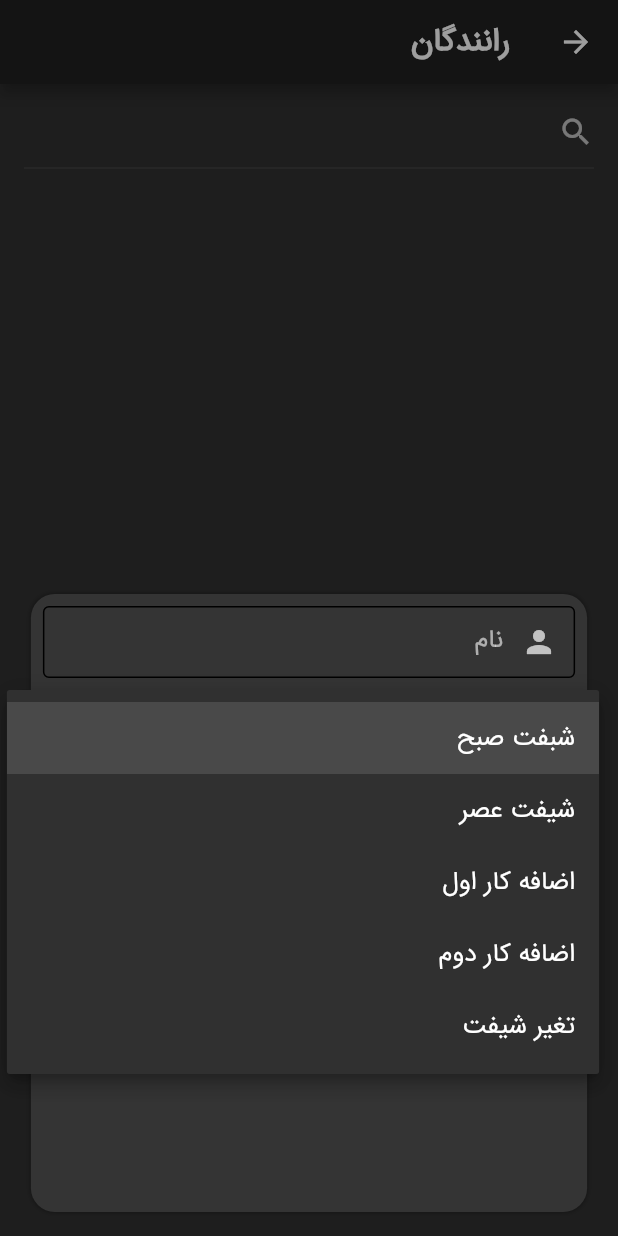
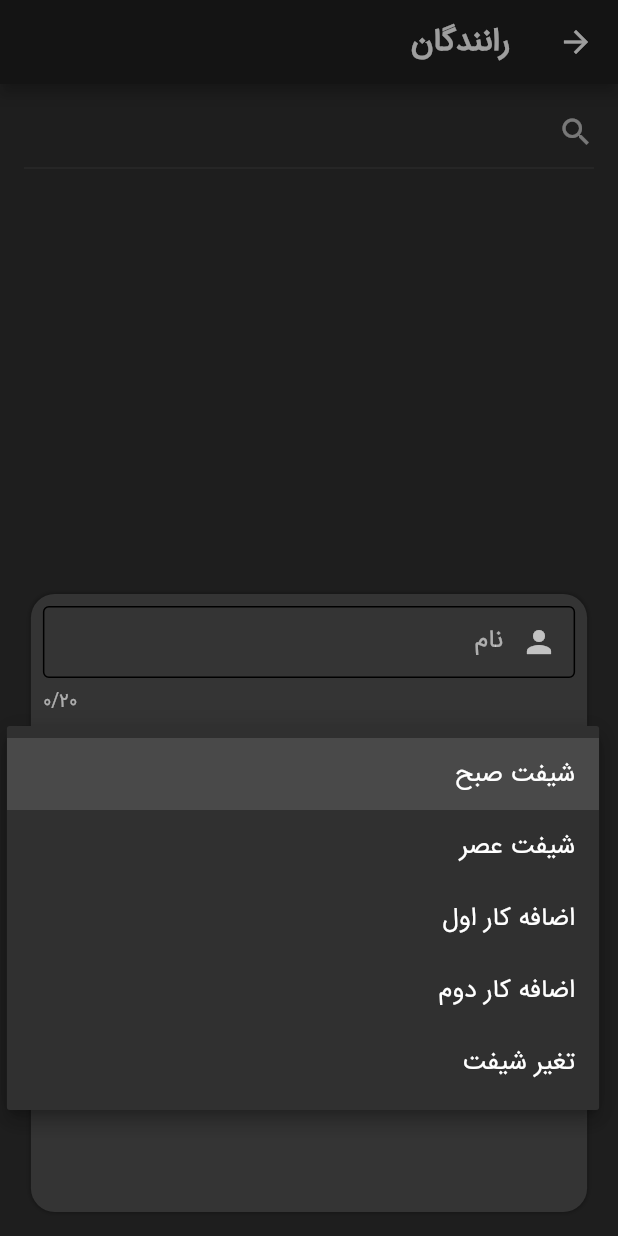
Before and after one commit to mrYasinHamidi/Bus-Information, a Flutter app: the DriverChooser screen opened directly, after a tap on the "add" icon, after a tap on "شیفت کاری", on a phone screen of 412 x 824 dp. Run offline on Flutter 3.47's test engine with Material 2 defaults, Android fonts, the phone set to English and light mode, and no system bars; our stand-ins replace backdrop, bloc, equatable, flutter_bloc, flutter_slidable, hive and 4 more; accounts and stored records are empty.

Commit message:
handle lanscape creator dialog

```diff
--- a/lib/application/pages/driver_chooser.dart
+++ b/lib/application/pages/driver_chooser.dart
@@ -161,6 +161,7 @@ class _DriverChooserState extends State<DriverChooser> {
               ),
             ],
           ),
-    );
+        ) ??
+        false;
   }
 }
--- a/lib/application/pages/prop_list_page.dart
+++ b/lib/application/pages/prop_list_page.dart
@@ -82,7 +82,7 @@ class PropListPage extends StatelessWidget {
 
     var child = state.filteredList.isEmpty
         ? emptyWiew(size: MediaQuery.of(context).size)
-        : propListView(props: state.filteredList..reSort(), onDismissItem: (p0) {});
+        : propListView(props: state.filteredList..reSort(), onDismissItem: (Prop prop) => delete(context, prop));
 
     return child;
   }
--- a/lib/application/widgets/create_dialog.dart
+++ b/lib/application/widgets/create_dialog.dart
@@ -31,9 +31,11 @@ class _CreatorDialogState extends State<CreatorDialog> {
 
   bool _isOpen = false;
 
-  double get _width => _isOpen ? size.width * 0.9 : 50;
+  bool get _isVertical => MediaQuery.of(context).orientation == Orientation.portrait;
 
-  double get _height => _isOpen ? size.height * .5 : 50;
+  double get _width => _isOpen ? size.width * (_isVertical ? 0.9 : 0.8) : 50;
+
+  double get _height => _isOpen ? size.height * (_isVertical ? 0.5 : 0.75) : 50;
 
   Color get _color => context.read<ThemeCubit>().state.createDialog;
 
@@ -81,11 +83,11 @@ class _CreatorDialogState extends State<CreatorDialog> {
             ignoring: !_isOpen,
             child: GestureDetector(
                 onTap: _close,
-                child: AnimatedContainer(
+                child: Container(
                   width: size.width,
                   height: size.height,
                   color: _backgroundColor,
-                  duration: _duration,
+                  // duration: _duration,
                 )),
           ),
           Align(
--- a/lib/application/widgets/driver_preview.dart
+++ b/lib/application/widgets/driver_preview.dart
@@ -69,6 +69,7 @@ class DriverPreviewer extends StatelessWidget {
             Text(
               driver?.name ?? '',
               style: const TextStyle(fontSize: 24),
+              textAlign: TextAlign.center,
             ),
           ],
         ),
--- a/lib/application/widgets/form/add_driver_form.dart
+++ b/lib/application/widgets/form/add_driver_form.dart
@@ -24,7 +24,6 @@ class AddDriverForm extends StatefulWidget {
 
 class _AddDriverFormState extends State<AddDriverForm> {
   GlobalKey<FormState> globalKey = GlobalKey<FormState>();
-  late Size size;
 
   late String name;
   DriverStatus status = DriverStatus.active;
@@ -43,8 +42,8 @@ class _AddDriverFormState extends State<AddDriverForm> {
 
   @override
   Widget build(BuildContext context) {
-    size = MediaQuery.of(context).size;
-    return Column(
+    return SingleChildScrollView(
+      child: Column(
         children: [
           PageTransitionSwitcher(
             duration: const Duration(milliseconds: 300),
@@ -65,19 +64,20 @@ class _AddDriverFormState extends State<AddDriverForm> {
             child: _show ? _form : const SizedBox(),
           ),
         ],
+      ),
     );
   }
 
   Form get _form {
     return Form(
       key: globalKey,
-      child: SingleChildScrollView(
       child: Column(
         children: [
           Padding(
             padding: const EdgeInsets.all(8),
             child: CustomInputField(
               label: S.of(context).name,
+              maxLength: 20,
               validator: _personNameValidator,
               onChange: _onPersonNameChange,
             ),
@@ -108,7 +108,6 @@ class _AddDriverFormState extends State<AddDriverForm> {
             ),
           ),
         ],
-        ),
       ),
     );
   }
--- a/lib/l10n/intl_fa.arb
+++ b/lib/l10n/intl_fa.arb
@@ -7,7 +7,7 @@
   "busStatus": "وضعیت اتوبوس",
   "driver": "راننده",
   "bus": "اتوبوس",
-  "alternativeDriver": "راننده جایگزین",
+  "alternativeDriver": "جایگزین",
   "createProp": "ساخت مشخصه",
   "drivers": "رانندگان",
   "buses": "اتوبوس ها",
@@ -21,7 +21,7 @@
   "vacation": "مرخصی",
   "inActive": "غیر فعال",
   "active": "فعال",
-  "morningShift": "شبفت صبح",
+  "morningShift": "شیفت صبح",
   "eveningShift": "شیفت عصر",
   "firstOverTime": "اضافه کار اول",
   "secondOverTime": "اضافه کار دوم",
```
Also changed, not shown: lib/generated/intl/messages_fa.dart. Lines whose indentation alone changed are shown as unchanged.
